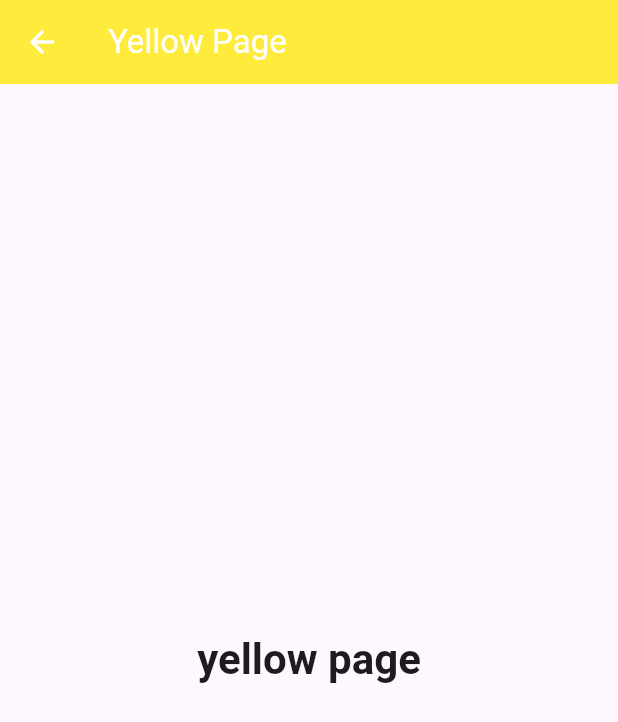
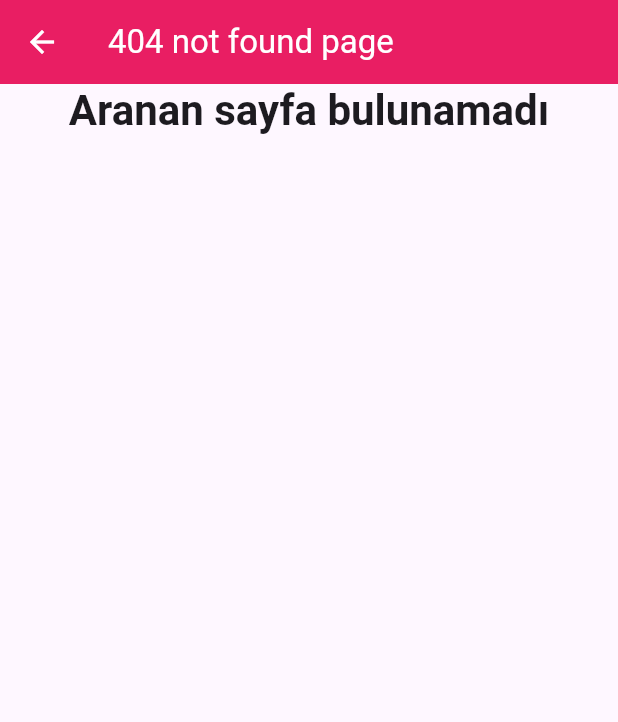
Before and after one commit to ssena-201903/navigator_islemleri, a Flutter app: the screen it shows after launch, after a tap on "Sarı sayfaya git", on a phone screen of 412 x 824 dp. Shown: the top 722 px of the screen. Run offline on Flutter 3.47's test engine with Material 3 defaults, Android fonts, the phone set to English and light mode, and no system bars.

Commit message:
created not found page

```diff
--- /dev/null
+++ b/lib/hata_sayfasi.dart
@@ -0,0 +1,26 @@
+import 'package:flutter/material.dart';
+
+class HataSayfasi extends StatelessWidget {
+  const HataSayfasi({super.key});
+
+  @override
+  Widget build(BuildContext context) {
+    return Scaffold(
+      appBar: AppBar(
+        backgroundColor: Colors.pink,
+        foregroundColor: Colors.white,
+        title: Text("404 not found page"),
+      ),
+      body: Center(
+        child: Column(
+          children: [
+            Text(
+              "Aranan sayfa bulunamadı",
+              style: Theme.of(context).textTheme.headlineLarge,
+            ),
+          ],
+        ),
+      ),
+    );
+  }
+}
--- a/lib/main.dart
+++ b/lib/main.dart
@@ -1,5 +1,6 @@
 import 'package:flutter/material.dart';
 import 'package:navigator_islemleri/blue_page.dart';
+import 'package:navigator_islemleri/hata_sayfasi.dart';
 import 'package:navigator_islemleri/red_page.dart';
 import 'package:navigator_islemleri/yellow_page.dart';
 
@@ -14,17 +15,16 @@ class MyApp extends StatelessWidget {
   Widget build(BuildContext context) {
     return MaterialApp(
       routes: {
-        "/" : (context) => RedPage(),
-        "/yellowPage" : (context) => YellowPage(),
-        "/bluePage" : (context) => BluePage(),
+        "/": (context) => RedPage(),
+        "/yellowPage": (context) => YellowPage(),
+        "/bluePage": (context) => BluePage(),
       },
+      onUnknownRoute: (settings) =>
+          MaterialPageRoute(builder: (context) => HataSayfasi()),
       theme: ThemeData(
         textTheme: TextTheme(
-          headlineLarge: TextStyle(
-            fontSize: 28,
-            fontWeight: FontWeight.bold
-          )
-        )
+          headlineLarge: TextStyle(fontSize: 28, fontWeight: FontWeight.bold),
+        ),
       ),
       debugShowCheckedModeBanner: false,
       // home: RedPage(),
--- a/lib/red_page.dart
+++ b/lib/red_page.dart
@@ -29,7 +29,7 @@ class _RedPageState extends State<RedPage> {
               ),
               onPressed: () {
                 // yeni navigator tanımlama
-                Navigator.of(context).pushNamed("/yellowPage");
+                Navigator.of(context).pushNamed("/yellowPage2");
               },
               child: Text("Sarı sayfaya git"),
             ),
```
